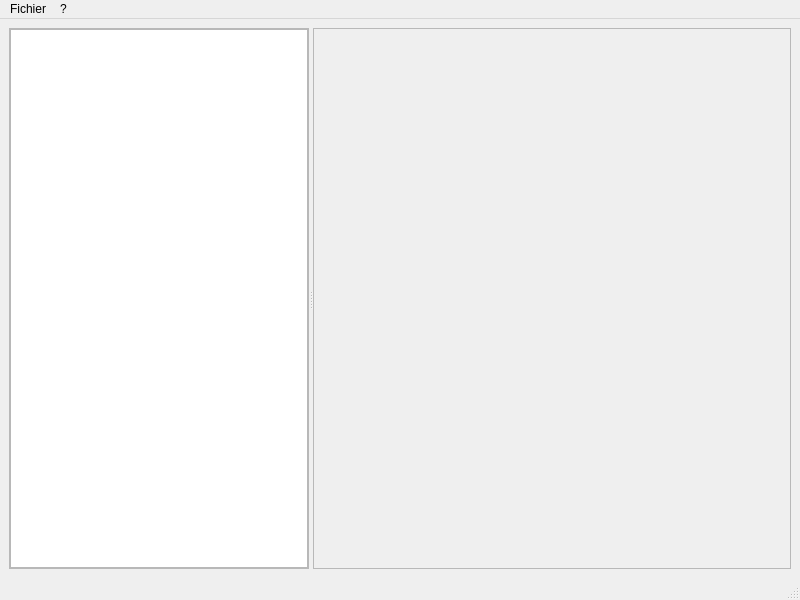
The window that photo_tools/fenetre_principale.ui (ice3/photo_tools) describes before a commit, drawn with Qt 5.
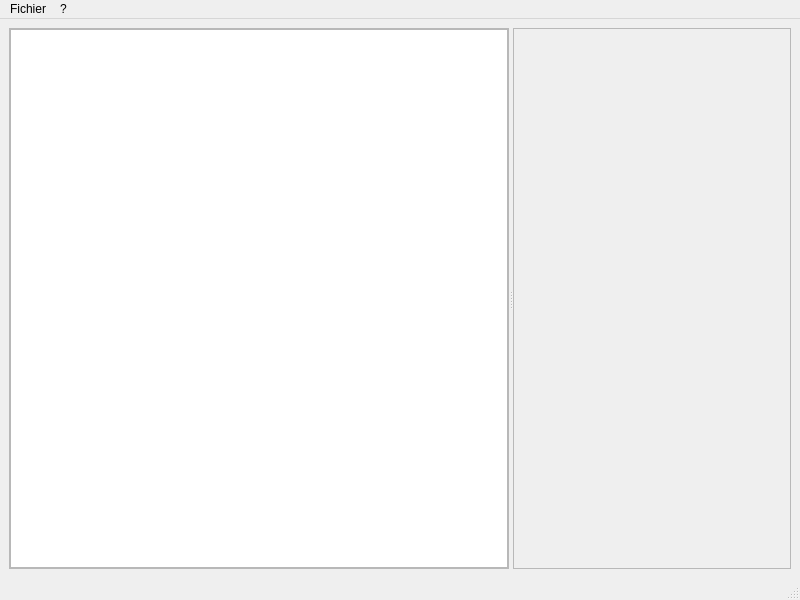
The same window after the commit.

Commit message:
ajout du QFileSystemModel dans le TreeView à gauche.
On cache les colonnes autres que "nom" et on resize la colonne en fonction
du répertoire ouvert (donc à chaque clic, ou expanded, ou collapsed...)

Diff of the .ui file:
```diff
--- a/photo_tools/fenetre_principale.ui
+++ b/photo_tools/fenetre_principale.ui
@@ -21,9 +21,21 @@
        <enum>Qt::Horizontal</enum>
       </property>
       <widget class="QFrame" name="frame">
+       <property name="sizePolicy">
+        <sizepolicy hsizetype="Preferred" vsizetype="Preferred">
+         <horstretch>0</horstretch>
+         <verstretch>0</verstretch>
+        </sizepolicy>
+       </property>
+       <property name="minimumSize">
+        <size>
+         <width>50</width>
+         <height>0</height>
+        </size>
+       </property>
        <property name="maximumSize">
         <size>
-         <width>300</width>
+         <width>500</width>
          <height>16777215</height>
         </size>
        </property>
@@ -39,9 +51,15 @@
         </property>
         <item row="0" column="0">
          <widget class="QTreeView" name="treeView_2">
+          <property name="minimumSize">
+           <size>
+            <width>50</width>
+            <height>0</height>
+           </size>
+          </property>
           <property name="maximumSize">
            <size>
-            <width>300</width>
+            <width>16777215</width>
             <height>16777215</height>
            </size>
           </property>
```
Left out of the diff: 6 changed lines with no effect on the pictures. The commit also changes 1 other file.
